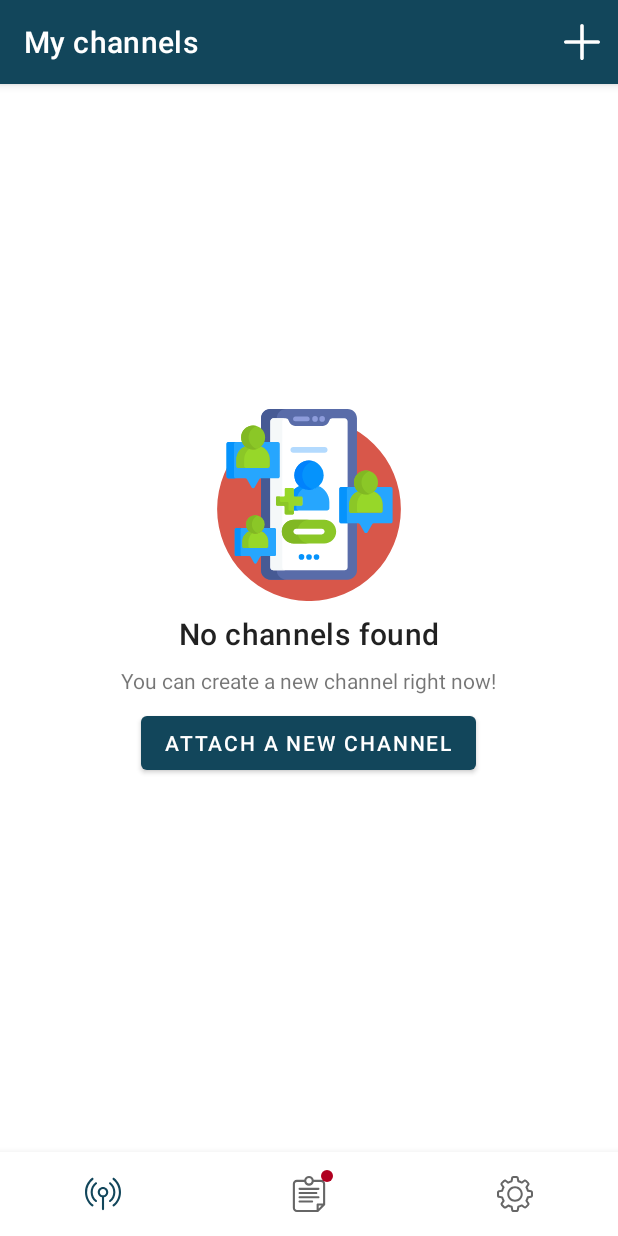
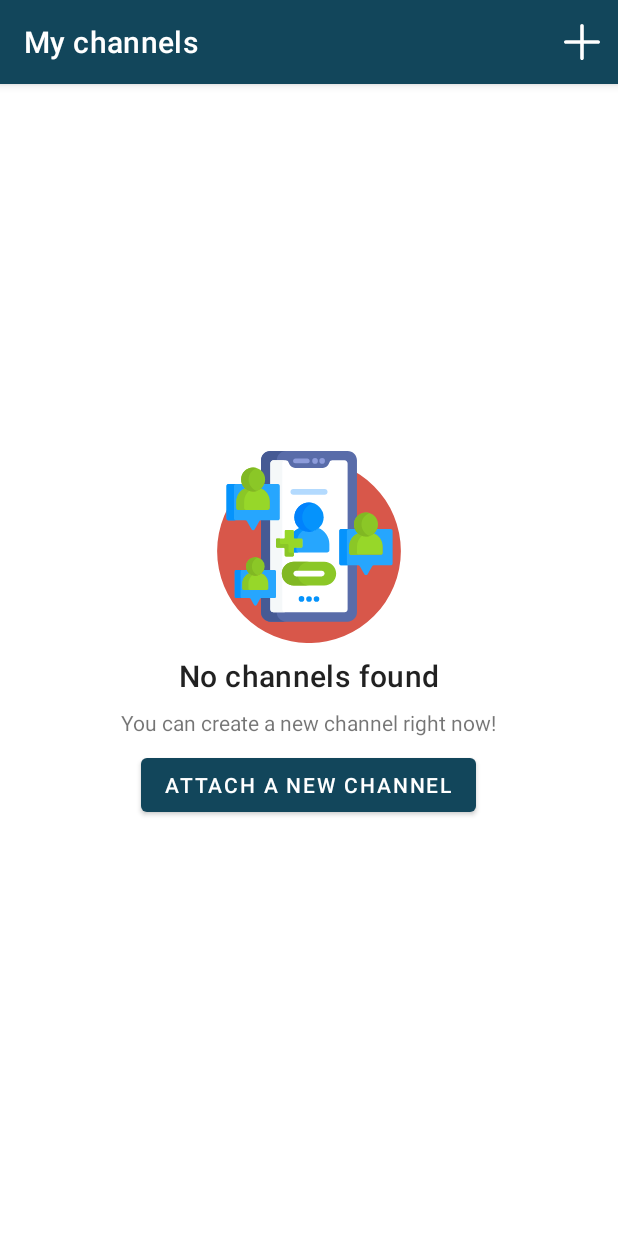
Before and after one commit to stargeraaas/clipoid, an Android app: the screen it shows after launch (MainActivity), on a phone screen of 412 x 824 dp. Run offline under Robolectric (Android 15) with nearby library versions, the phone set to English and light mode, and no system bars; our stand-ins replace Firebase (no records; nobody signed in at launch, a user with empty details on screens opened directly), Room's generated code, navigation-ui; libraries missing offline, so code that uses them is left out: com.dlazaro66.qrcodereaderview.

```diff
--- a/app/src/main/java/dev/sukharev/clipangel/MainActivity.kt
+++ b/app/src/main/java/dev/sukharev/clipangel/MainActivity.kt
@@ -12,6 +12,7 @@ import androidx.navigation.NavController
 import androidx.navigation.fragment.NavHostFragment
 import androidx.navigation.ui.setupWithNavController
 import com.google.android.material.bottomnavigation.BottomNavigationView
+import com.google.android.material.navigation.NavigationView
 import com.google.firebase.auth.ktx.auth
 import com.google.firebase.ktx.Firebase
 import com.google.firebase.messaging.FirebaseMessaging
@@ -24,7 +25,7 @@ import dev.sukharev.clipangel.services.ClipboardCopyBroadcast.Companion.ACTION_U
 class MainActivity : AppCompatActivity(), ToolbarPresenter, BottomNavView {
 
 
-    private lateinit var bottomMenu: BottomNavigationView
+    private lateinit var bottomMenu: NavigationView
 
     companion object {
         private const val REQUEST_CAMERA_PERMISSION = 10
@@ -49,9 +50,9 @@ class MainActivity : AppCompatActivity(), ToolbarPresenter, BottomNavView {
         navController = navHostFragment.navController
         bottomMenu = findViewById(R.id.bottomNavigationView)
         bottomMenu.setupWithNavController(navController)
-        bottomMenu.getOrCreateBadge(R.id.action_to_clips).apply {
-//            number = 1
-        }
+//        bottomMenu.getOrCreateBadge(R.id.action_to_clips).apply {
+////            number = 1
+//        }
         Firebase.auth.signInAnonymously().addOnSuccessListener {
             println()
         }.addOnFailureListener {
--- a/app/src/main/res/layout/activity_main.xml
+++ b/app/src/main/res/layout/activity_main.xml
@@ -6,6 +6,21 @@
     android:layout_height="match_parent"
     tools:context=".MainActivity">
 
+    <!-- This DrawerLayout has two children at the root  -->
+    <androidx.drawerlayout.widget.DrawerLayout
+        android:id="@+id/drawer_layout"
+        android:layout_width="match_parent"
+        android:layout_height="match_parent"
+        app:layout_constraintBottom_toBottomOf="parent"
+        app:layout_constraintEnd_toEndOf="parent"
+        app:layout_constraintStart_toStartOf="parent"
+        app:layout_constraintTop_toTopOf="parent">
+
+        <!-- Этот LinearLayout отображает содержимое экрана -->
+        <LinearLayout
+            android:layout_width="match_parent"
+            android:layout_height="match_parent"
+            android:orientation="vertical">
             <com.google.android.material.appbar.MaterialToolbar
                 android:id="@+id/materialToolbar"
                 android:layout_width="match_parent"
@@ -14,29 +29,34 @@
                 app:layout_constraintEnd_toEndOf="parent"
                 app:layout_constraintStart_toStartOf="parent"
                 app:layout_constraintTop_toTopOf="parent" />
-
-    <com.google.android.material.bottomnavigation.BottomNavigationView
-        android:id="@+id/bottomNavigationView"
-        android:layout_width="match_parent"
-        android:layout_height="wrap_content"
-        app:menu="@menu/menu_bottom"
-        app:labelVisibilityMode="unlabeled"
-        app:layout_constraintBottom_toBottomOf="parent"
-        app:layout_constraintEnd_toEndOf="parent"
-        app:layout_constraintStart_toStartOf="parent" />
-
+            <!-- Основной контентный view, куда загружаются фрагменты -->
             <androidx.fragment.app.FragmentContainerView
                 android:id="@+id/nav_host_fragment"
                 android:name="androidx.navigation.fragment.NavHostFragment"
-        android:layout_width="0dp"
-        android:layout_height="0dp"
+                android:layout_width="match_parent"
+                android:layout_height="match_parent"
                 app:defaultNavHost="true"
-        app:layout_constraintBottom_toTopOf="@+id/bottomNavigationView"
+                app:layout_constraintBottom_toBottomOf="@+id/bottomNavigationView"
                 app:layout_constraintHorizontal_bias="1.0"
                 app:layout_constraintLeft_toLeftOf="parent"
                 app:layout_constraintRight_toRightOf="parent"
                 app:layout_constraintTop_toBottomOf="@+id/materialToolbar"
                 app:layout_constraintVertical_bias="0.0"
                 app:navGraph="@navigation/main_nav" />
+        </LinearLayout>
+
+        <!-- navigation drawer, который появляется слева -->
+        <!-- Обратите внимание, что `android:layout_gravity` нужно установить в 'start' -->
+        <com.google.android.material.navigation.NavigationView
+            android:id="@+id/bottomNavigationView"
+            android:layout_width="wrap_content"
+            android:layout_height="match_parent"
+            android:layout_gravity="start"
+            app:headerLayout="@layout/header_navigation_drawer"
+            app:layout_constraintBottom_toBottomOf="parent"
+            app:layout_constraintStart_toStartOf="parent"
+            app:layout_constraintTop_toTopOf="parent"
+            app:menu="@menu/menu_bottom" />
+    </androidx.drawerlayout.widget.DrawerLayout>
 
 </androidx.constraintlayout.widget.ConstraintLayout>
```
Also changed, not shown: app/src/main/res/layout/header_navigation_drawer.xml (added, +26 -0 lines), app/src/main/res/menu/navigation_drawer.xml (added, +24 -0 lines). Lines whose indentation alone changed are shown as unchanged.
